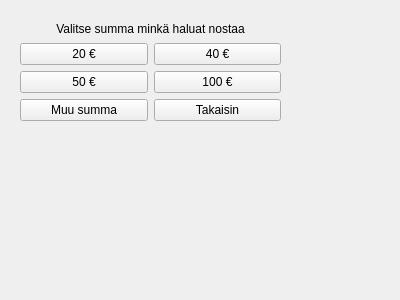
This is bank-automat/moneyselect.ui in JuusoToratti/tvt23pankkiprojekti as Qt 5 draws it before an edit. The edited form follows.
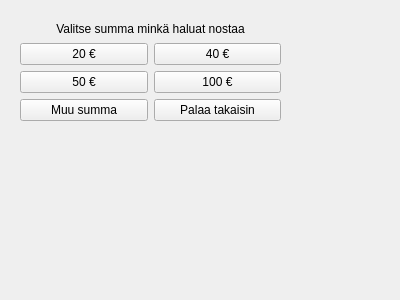
This is the edited form.

What changed in the file:
```diff
--- a/bank-automat/moneyselect.ui
+++ b/bank-automat/moneyselect.ui
@@ -61,7 +61,7 @@
     <item row="3" column="1">
      <widget class="QPushButton" name="backToMenu">
       <property name="text">
-       <string>Takaisin</string>
+       <string>Palaa takaisin</string>
       </property>
      </widget>
     </item>
```
